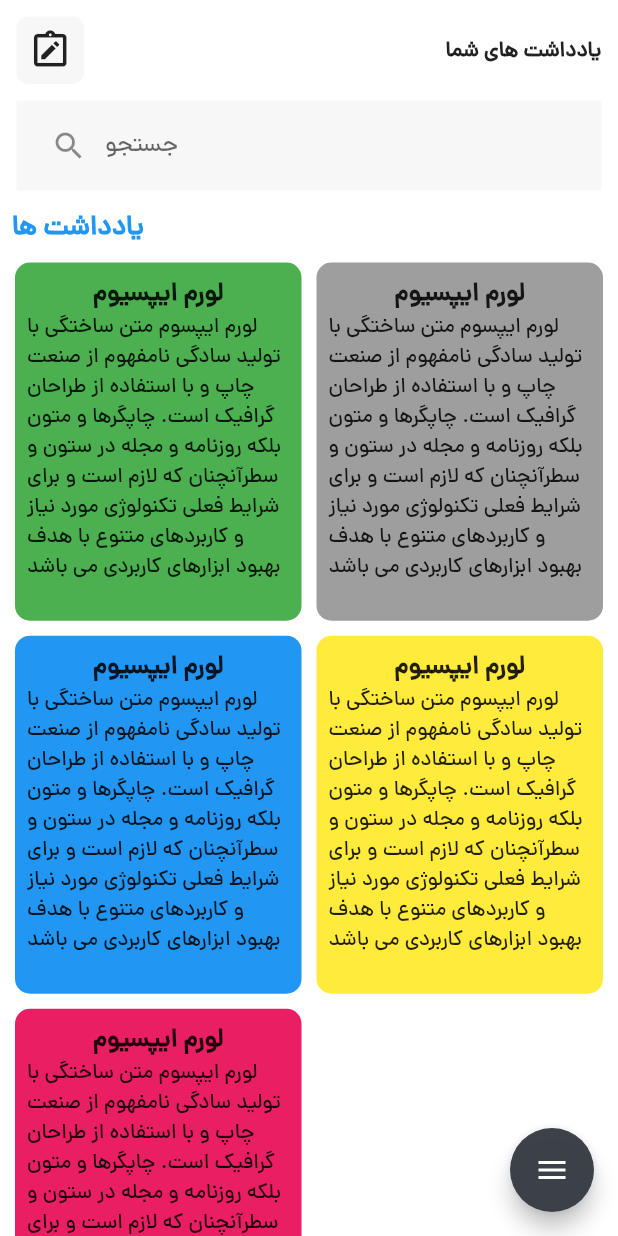
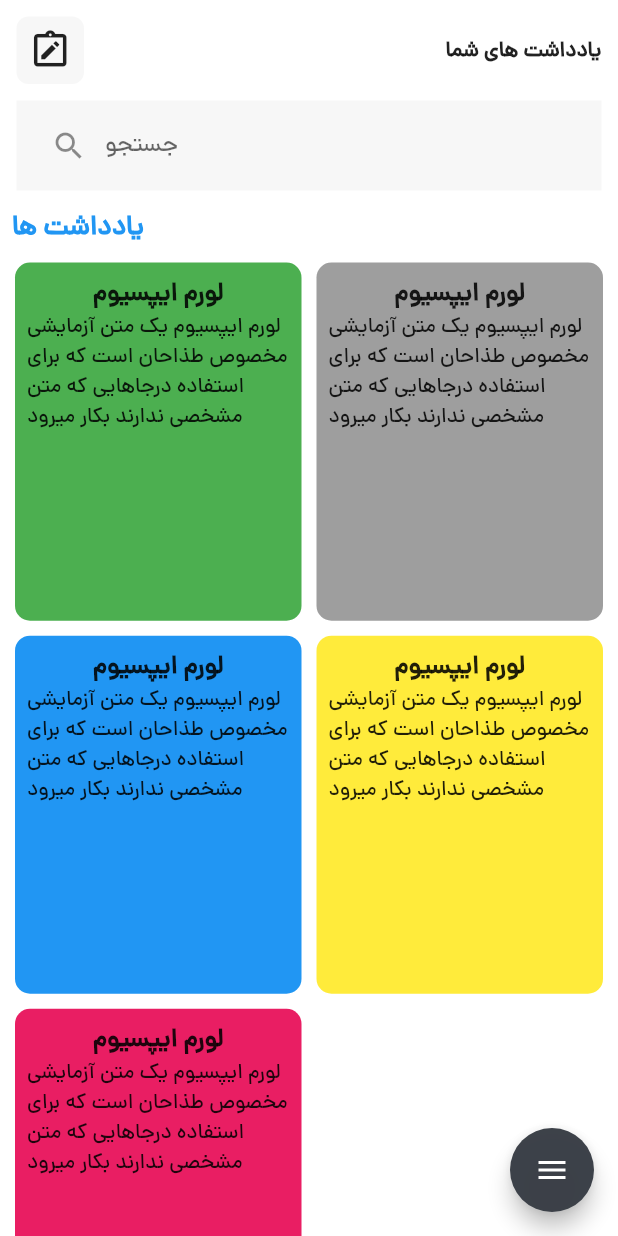
Before and after one commit to YazdanMne/project-ID-Melk, a Flutter app: the HomeScreen screen opened directly, on a phone screen of 412 x 824 dp. Run offline on Flutter 3.47's test engine with Material 2 defaults, Android fonts, the light colour scheme and no system bars; drawn by our look-alikes of flutter_speed_dial; our stand-ins replace flutter_otp_text_field, flutter_rating_stars, flutter_spinkit, fluttertoast, get, group_button and 4 more; missing offline and left inert: currency_textfield, dart:ffi, msh_checkbox, superellipse_shape; project files that could hold a hidden picture were left out.

Commit message:
end, done

```diff
--- a/lib/main.dart
+++ b/lib/main.dart
@@ -13,7 +13,7 @@ class MyApp extends StatelessWidget {
   @override
   Widget build(BuildContext context) {
     return GetMaterialApp(
-      debugShowCheckedModeBanner: true,
+      debugShowCheckedModeBanner: false,
       home: SplashScreen(),
     );
   }
--- a/lib/model/list_model.dart
+++ b/lib/model/list_model.dart
@@ -16,31 +16,31 @@ List<Product> Products = [
   Product(
     title: 'لورم ایپسیوم',
     desc:
-        'لورم ایپسوم متن ساختگی با تولید سادگی نامفهوم از صنعت چاپ و با استفاده از طراحان گرافیک است. چاپگرها و متون بلکه روزنامه و مجله در ستون و سطرآنچنان که لازم است و برای شرایط فعلی تکنولوژی مورد نیاز و کاربردهای متنوع با هدف بهبود ابزارهای کاربردی می باشد',
+        'لورم ایپسیوم یک متن آزمایشی مخصوص طذاحان است که برای استفاده درجاهایی که متن مشخصی ندارند بکار میرود',
     color: Colors.green,
   ),
   Product(
     title: 'لورم ایپسیوم',
     desc:
-        'لورم ایپسوم متن ساختگی با تولید سادگی نامفهوم از صنعت چاپ و با استفاده از طراحان گرافیک است. چاپگرها و متون بلکه روزنامه و مجله در ستون و سطرآنچنان که لازم است و برای شرایط فعلی تکنولوژی مورد نیاز و کاربردهای متنوع با هدف بهبود ابزارهای کاربردی می باشد',
+        'لورم ایپسیوم یک متن آزمایشی مخصوص طذاحان است که برای استفاده درجاهایی که متن مشخصی ندارند بکار میرود',
     color: Colors.grey,
   ),
   Product(
     title: 'لورم ایپسیوم',
     desc:
-        'لورم ایپسوم متن ساختگی با تولید سادگی نامفهوم از صنعت چاپ و با استفاده از طراحان گرافیک است. چاپگرها و متون بلکه روزنامه و مجله در ستون و سطرآنچنان که لازم است و برای شرایط فعلی تکنولوژی مورد نیاز و کاربردهای متنوع با هدف بهبود ابزارهای کاربردی می باشد',
+        'لورم ایپسیوم یک متن آزمایشی مخصوص طذاحان است که برای استفاده درجاهایی که متن مشخصی ندارند بکار میرود',
     color: Colors.blue,
   ),
   Product(
     title: 'لورم ایپسیوم',
     desc:
-        'لورم ایپسوم متن ساختگی با تولید سادگی نامفهوم از صنعت چاپ و با استفاده از طراحان گرافیک است. چاپگرها و متون بلکه روزنامه و مجله در ستون و سطرآنچنان که لازم است و برای شرایط فعلی تکنولوژی مورد نیاز و کاربردهای متنوع با هدف بهبود ابزارهای کاربردی می باشد',
+        'لورم ایپسیوم یک متن آزمایشی مخصوص طذاحان است که برای استفاده درجاهایی که متن مشخصی ندارند بکار میرود',
     color: Colors.yellow,
   ),
   Product(
     title: 'لورم ایپسیوم',
     desc:
-        'لورم ایپسوم متن ساختگی با تولید سادگی نامفهوم از صنعت چاپ و با استفاده از طراحان گرافیک است. چاپگرها و متون بلکه روزنامه و مجله در ستون و سطرآنچنان که لازم است و برای شرایط فعلی تکنولوژی مورد نیاز و کاربردهای متنوع با هدف بهبود ابزارهای کاربردی می باشد',
+        'لورم ایپسیوم یک متن آزمایشی مخصوص طذاحان است که برای استفاده درجاهایی که متن مشخصی ندارند بکار میرود',
     color: Colors.pink,
   ),
 ];
--- a/lib/views/home_page.dart
+++ b/lib/views/home_page.dart
@@ -30,6 +30,7 @@ class HomePageMain extends StatelessWidget {
   @override
   Widget build(BuildContext context) {
     return MaterialApp(
+      debugShowCheckedModeBanner: false,
       home: Scaffold(
         floatingActionButton: SpeedDial(
           animatedIcon: AnimatedIcons.menu_close,
--- a/lib/views/not.page.dart
+++ b/lib/views/not.page.dart
@@ -36,7 +36,7 @@ class SettingPage extends StatelessWidget {
           Column(
             children: [
               SizedBox(
-                height: 600,
+                height: 300,
               ),
               Text(
                   '    تمامی حقوق این اپلیکیشن برای \n© شرکت آیدی ملک محفوظ می‌باشد',
```
Also changed, not shown: lib/responsive/mobile_body.dart (added).
